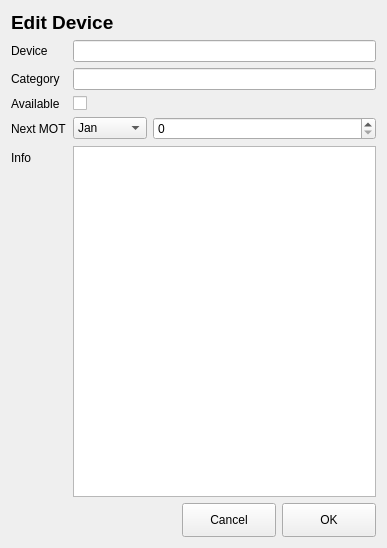
This is ui/inventoryEditor.ui in olk90/pyIM as Qt 5 draws it before an edit. The edited form follows.
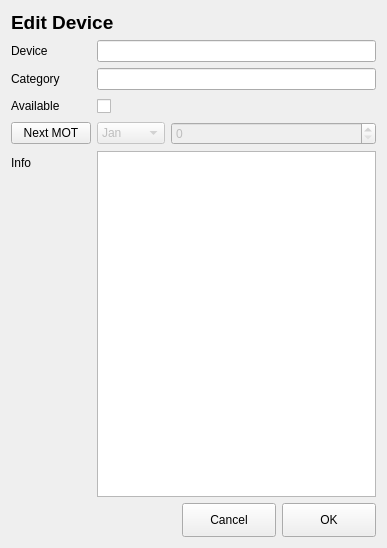
This is the edited form.

Commit message: added next MOT toggle

Diff of the .ui file:
```diff
--- a/ui/inventoryEditor.ui
+++ b/ui/inventoryEditor.ui
@@ -52,14 +52,7 @@
        <item row="2" column="1">
         <widget class="QCheckBox" name="avialableCheckbox">
          <property name="text">
-          <string/>
-         </property>
-        </widget>
-       </item>
-       <item row="3" column="0">
-        <widget class="QLabel" name="motLabel">
-         <property name="text">
-          <string>Next MOT</string>
+          <string> </string>
          </property>
         </widget>
        </item>
@@ -87,6 +80,9 @@
         <layout class="QHBoxLayout" name="nextMotEdit" stretch="1,3">
          <item>
           <widget class="QComboBox" name="monthCombo">
+           <property name="enabled">
+            <bool>false</bool>
+           </property>
            <item>
             <property name="text">
              <string>Jan</string>
@@ -150,10 +146,24 @@
           </widget>
          </item>
          <item>
-          <widget class="QSpinBox" name="yearSpinner"/>
+          <widget class="QSpinBox" name="yearSpinner">
+           <property name="enabled">
+            <bool>false</bool>
+           </property>
+          </widget>
          </item>
         </layout>
        </item>
+       <item row="3" column="0">
+        <widget class="QPushButton" name="nextMotButton">
+         <property name="text">
+          <string>Next MOT</string>
+         </property>
+         <property name="checkable">
+          <bool>true</bool>
+         </property>
+        </widget>
+       </item>
       </layout>
      </item>
      <item>
```
Left out of the diff: 35 changed lines with no effect on the pictures.
